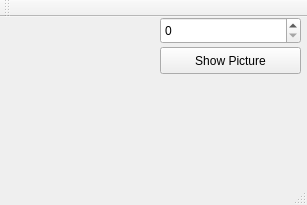
Above: CIFAR10visual/visualizer.ui from Dtananaev/ml_classifiers before the change. Below: the same form after it.
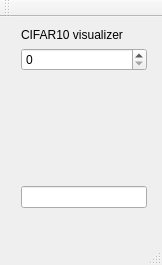
That is the form after the change.

Commit message: CIFAR vis works

Patch:
```diff
--- a/CIFAR10visual/visualizer.ui
+++ b/CIFAR10visual/visualizer.ui
@@ -6,52 +6,55 @@
    <rect>
     <x>0</x>
     <y>0</y>
-    <width>307</width>
-    <height>205</height>
+    <width>162</width>
+    <height>265</height>
    </rect>
   </property>
   <property name="windowTitle">
    <string>visualizer</string>
   </property>
   <widget class="QWidget" name="centralWidget">
-   <widget class="QPushButton" name="showPicture">
-    <property name="geometry">
-     <rect>
-      <x>160</x>
-      <y>30</y>
-      <width>141</width>
-      <height>27</height>
-     </rect>
-    </property>
-    <property name="text">
-     <string>Show Picture</string>
-    </property>
-   </widget>
-   <widget class="QLabel" name="labelPicture">
+   <widget class="QWidget" name="">
     <property name="geometry">
      <rect>
       <x>10</x>
-      <y>10</y>
-      <width>121</width>
-      <height>101</height>
-     </rect>
-    </property>
-    <property name="text">
-     <string/>
-    </property>
-   </widget>
-   <widget class="QSpinBox" name="numberBox">
-    <property name="geometry">
-     <rect>
-      <x>160</x>
       <y>0</y>
-      <width>141</width>
-      <height>27</height>
+      <width>148</width>
+      <height>202</height>
      </rect>
     </property>
-    <property name="maximum">
-     <number>60000</number>
-    </property>
+    <layout class="QVBoxLayout" name="verticalLayout">
+     <item>
+      <widget class="QLabel" name="label">
+       <property name="text">
+        <string>CIFAR10 visualizer</string>
+       </property>
+      </widget>
+     </item>
+     <item>
+      <widget class="QSpinBox" name="numberBox">
+       <property name="maximum">
+        <number>60000</number>
+       </property>
+      </widget>
+     </item>
+     <item>
+      <widget class="QLabel" name="labelPicture">
+       <property name="minimumSize">
+        <size>
+         <width>141</width>
+         <height>111</height>
+        </size>
+       </property>
+       <property name="text">
+        <string/>
+       </property>
+      </widget>
+     </item>
+     <item>
+      <widget class="QLineEdit" name="lineEdit"/>
+     </item>
+    </layout>
    </widget>
   </widget>
   <widget class="QMenuBar" name="menuBar">
```
Left out of the diff: 2 changed lines with no effect on the pictures. The commit also changes 9 other files.
